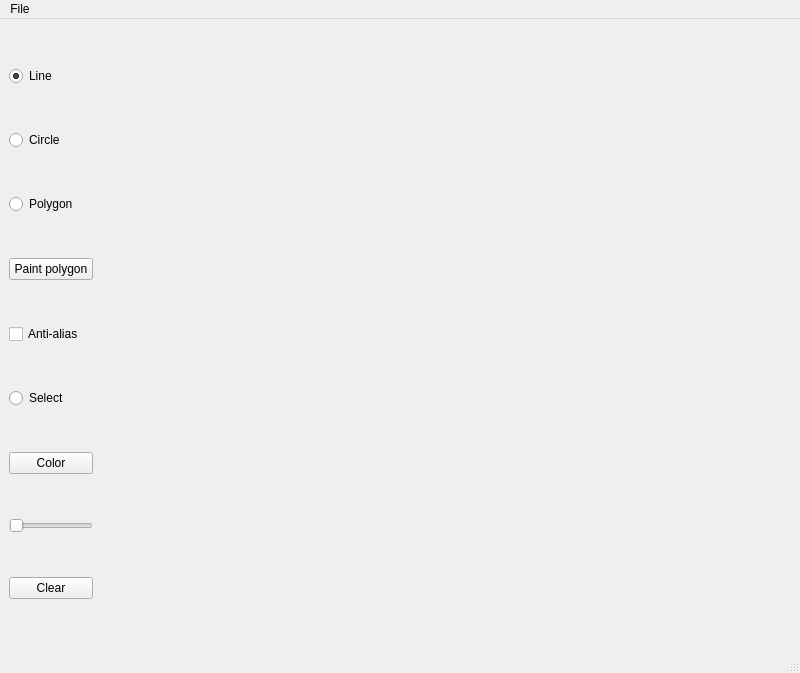
Above: mainwindow.ui from radieus/triangles-and-squares before the change. Below: the same form after it.
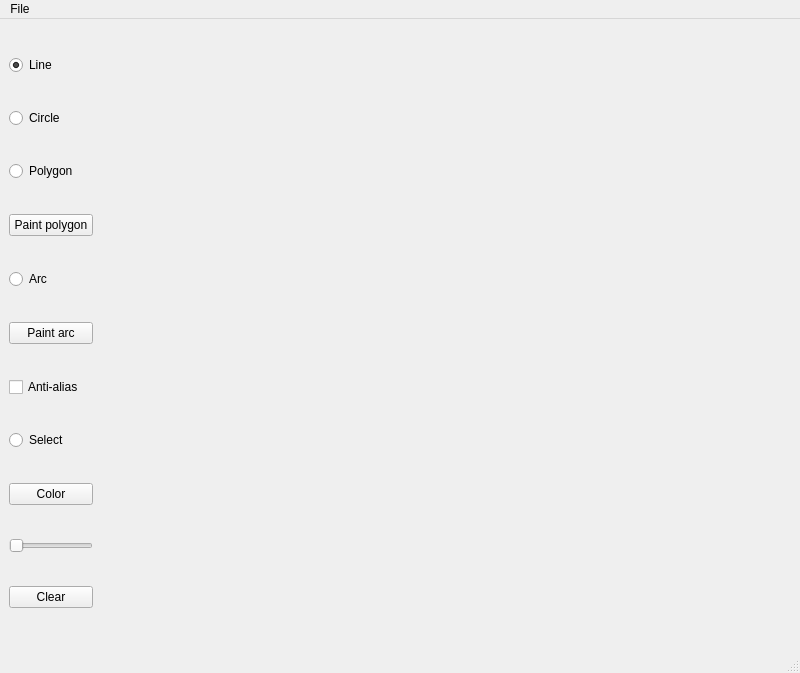
That is the form after the change.

Patch:
```diff
--- a/mainwindow.ui
+++ b/mainwindow.ui
@@ -70,6 +70,20 @@
         </property>
        </widget>
       </item>
+      <item>
+       <widget class="QRadioButton" name="drawArcButton">
+        <property name="text">
+         <string>Arc</string>
+        </property>
+       </widget>
+      </item>
+      <item>
+       <widget class="QPushButton" name="paintArc">
+        <property name="text">
+         <string>Paint arc</string>
+        </property>
+       </widget>
+      </item>
       <item>
        <widget class="QCheckBox" name="antialiasBox">
         <property name="text">
```
